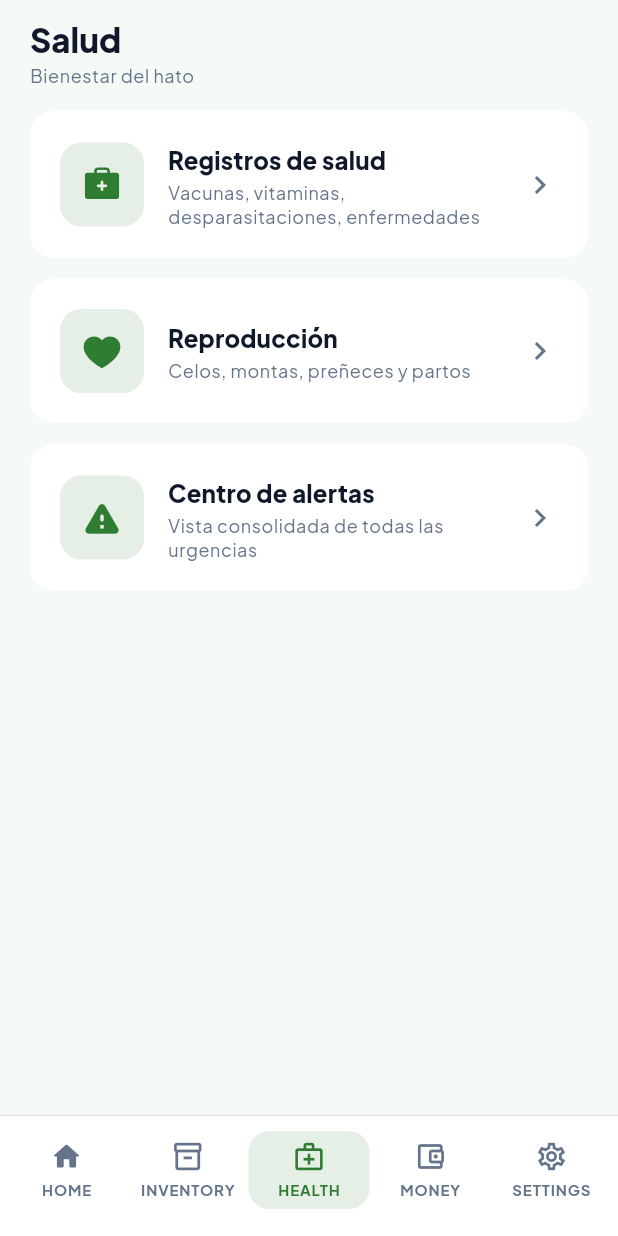
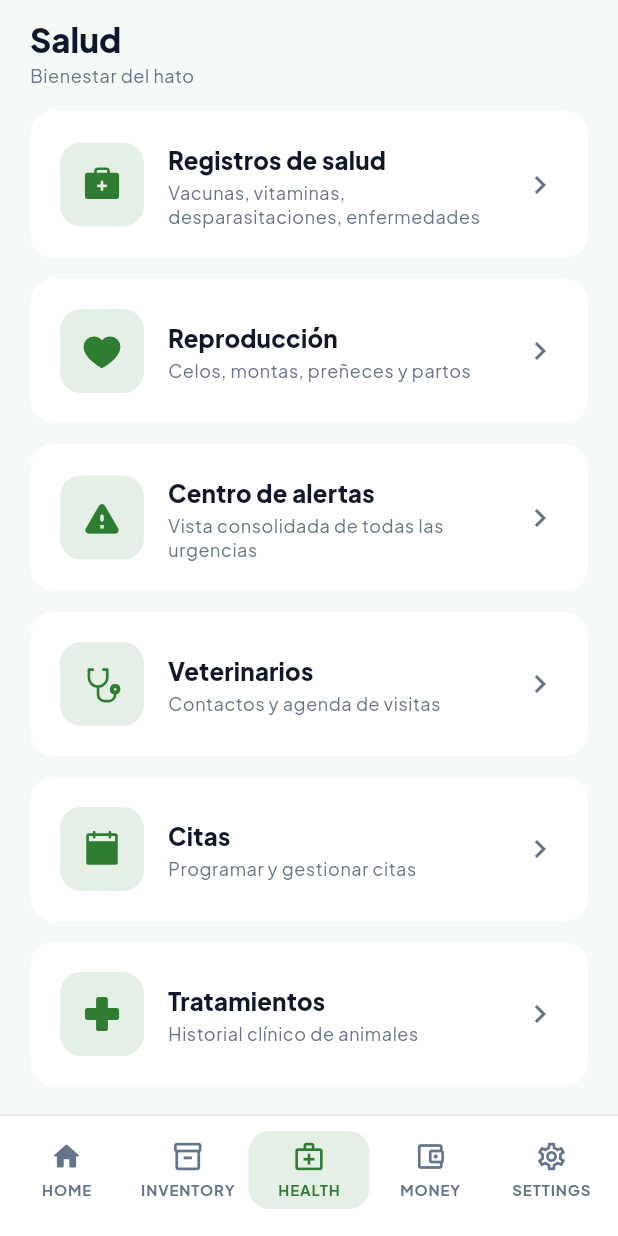
Before and after one commit to ISCOUTB/plataforma-ganadera-multitenant, a Flutter app: the HealthPage screen opened by its route, on a phone screen of 412 x 824 dp. Run offline on Flutter 3.47's test engine with Material 3 defaults, Android fonts, the light colour scheme and no system bars; our stand-ins replace dartz, dio, equatable, fl_chart, flutter_animate, flutter_bloc and 10 more; accounts and stored records are empty; network calls fail.

Commit message:
feat: agregar cards veterinarios, citas y tratamientos en health hub

```diff
--- a/Frontend/lib/features/health/presentation/pages/health_page.dart
+++ b/Frontend/lib/features/health/presentation/pages/health_page.dart
@@ -5,8 +5,6 @@ import 'package:phosphor_flutter/phosphor_flutter.dart';
 
 import '../../../../core/widgets/section_header.dart';
 
-/// Hub del módulo Salud & Alertas.
-/// 3 cards de acceso rápido: Salud, Reproducción, Centro de alertas.
 class HealthPage extends StatelessWidget {
   const HealthPage({super.key});
 
@@ -45,6 +43,27 @@ class HealthPage extends StatelessWidget {
                   title: t.alertCenter,
                   description: t.alertCenterDescription,
                   onTap: () => context.push('/health/alertas'),
+                ),
+                const SizedBox(height: 14),
+                _HubCard(
+                  icon: PhosphorIcons.stethoscope(PhosphorIconsStyle.fill),
+                  title: 'Veterinarios',
+                  description: 'Contactos y agenda de visitas',
+                  onTap: () => context.push('/health/veterinarios'),
+                ),
+                const SizedBox(height: 14),
+                _HubCard(
+                  icon: PhosphorIcons.calendarBlank(PhosphorIconsStyle.fill),
+                  title: 'Citas',
+                  description: 'Programar y gestionar citas',
+                  onTap: () => context.push('/health/citas'),
+                ),
+                const SizedBox(height: 14),
+                _HubCard(
+                  icon: PhosphorIcons.firstAid(PhosphorIconsStyle.fill),
+                  title: 'Tratamientos',
+                  description: 'Historial clínico de animales',
+                  onTap: () => context.push('/health/tratamientos'),
                 ),
               ],
             ),
```
